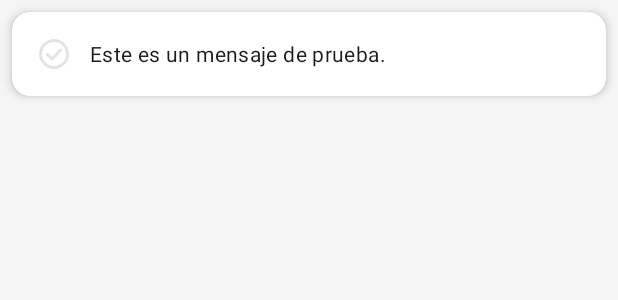
After one commit to dsaulcuevaramos/ProyectMovil, an Android app: the layout custom_snackbar.xml on its own in the app's theme, with its tools: preview values and no code run, on a phone screen of 412 x 824 dp. The commit adds this screen. Shown: the top 300 px of the screen. Run offline under Robolectric (Android 15) with nearby library versions, the phone set to English and light mode, and no system bars.

Commit message:
feat: creación SnackbarUtil

```diff
--- a/app/src/main/java/com/codedev/proyectmovil/Fragments/UsuarioAll.java
+++ b/app/src/main/java/com/codedev/proyectmovil/Fragments/UsuarioAll.java
@@ -24,6 +24,7 @@ import com.codedev.proyectmovil.Adapters.UsuarioAdapter;
 import com.codedev.proyectmovil.Helpers.Usuario.UsuarioDAO;
 import com.codedev.proyectmovil.Models.UsuarioModel;
 import com.codedev.proyectmovil.R;
+import com.codedev.proyectmovil.Utils.SnackbarUtil;
 import com.codedev.proyectmovil.Utils.ToastUtil;
 import com.google.android.material.appbar.MaterialToolbar;
 import com.google.android.material.floatingactionbutton.FloatingActionButton;
@@ -124,7 +125,7 @@ public class UsuarioAll extends Fragment {
                     recargarLista();
                     dialog.dismiss();
                 } else {
-                    ToastUtil.show(requireContext(), "Error al agregar", "danger");
+                    SnackbarUtil.show(requireView(), "Ocurrio algo!", "danger");
                 }
             } else {
                 ToastUtil.show(requireContext(), "Completa todos los campos", "danger");
--- a/app/src/main/java/com/codedev/proyectmovil/Utils/ToastUtil.java
+++ b/app/src/main/java/com/codedev/proyectmovil/Utils/ToastUtil.java
@@ -15,7 +15,7 @@ import com.codedev.proyectmovil.R;
 public class ToastUtil {
     public static void show(Context context, String mensaje, String tipo) {
         LayoutInflater inflater = LayoutInflater.from(context);
-        View layout = inflater.inflate(R.layout.toast_custom, null);
+        View layout = inflater.inflate(R.layout.custom_toast, null);
 
         LinearLayout fondoLayout = layout.findViewById(R.id.toast_layout);
         ImageView icono = layout.findViewById(R.id.toast_icon);
--- /dev/null
+++ b/app/src/main/res/layout/custom_snackbar.xml
@@ -0,0 +1,34 @@
+<?xml version="1.0" encoding="utf-8"?>
+<androidx.cardview.widget.CardView xmlns:android="http://schemas.android.com/apk/res/android"
+    xmlns:app="http://schemas.android.com/apk/res-auto"
+    xmlns:tools="http://schemas.android.com/tools"
+    android:id="@+id/snackbar_card"
+    android:layout_width="match_parent"
+    android:layout_height="wrap_content"
+    android:layout_margin="8dp"
+    app:cardCornerRadius="12dp"
+    app:cardElevation="4dp">
+
+    <LinearLayout
+        android:layout_width="match_parent"
+        android:layout_height="wrap_content"
+        android:gravity="center_vertical"
+        android:orientation="horizontal"
+        android:padding="16dp">
+
+        <ImageView
+            android:id="@+id/snackbar_icon"
+            android:layout_width="24dp"
+            android:layout_height="24dp"
+            android:layout_marginEnd="12dp"
+            tools:src="@drawable/ic_check_circle" />
+
+        <com.google.android.material.textview.MaterialTextView
+            android:id="@+id/snackbar_text"
+            android:layout_width="wrap_content"
+            android:layout_height="wrap_content"
+            android:textAppearance="?attr/textAppearanceBodyMedium"
+            tools:text="Este es un mensaje de prueba." />
+
+    </LinearLayout>
+</androidx.cardview.widget.CardView>
```
Also changed, not shown: app/src/main/java/com/codedev/proyectmovil/Utils/SnackbarUtil.java (added, +67 -0 lines), app/src/main/res/values-night/colors.xml (+8 -0 lines), app/src/main/res/values/colors.xml (+8 -0 lines), app/src/main/res/layout/custom_toast.xml (renamed from app/src/main/res/layout/toast_custom.xml).
